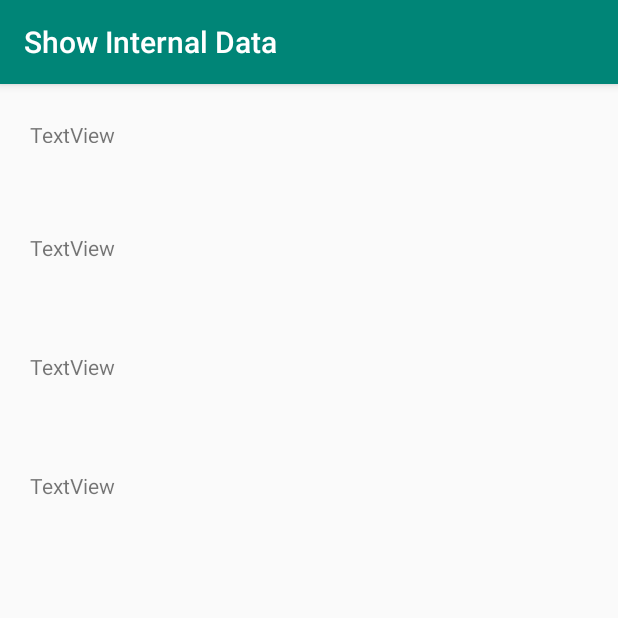
After one commit to sangervu/MatchMusicScalesAndroid, an Android app: the ShowData screen opened directly, with no data from a screen before it, on a phone screen of 412 x 824 dp, the top half of it. The commit adds this screen. Run offline under Robolectric (Android 15) with nearby library versions, the phone set to English and light mode, and no system bars.

Commit message:
Kujuisia lisäyksiä

```diff
--- a/app/src/main/AndroidManifest.xml
+++ b/app/src/main/AndroidManifest.xml
@@ -1,5 +1,6 @@
 <?xml version="1.0" encoding="utf-8"?>
 <manifest xmlns:android="http://schemas.android.com/apk/res/android"
+    xmlns:tools="http://schemas.android.com/tools"
     package="com.example.matchmusicscales">
 
     <application
@@ -17,7 +18,10 @@
             </intent-filter>
         </activity>
         <activity android:name=".OctatonicView"
-            android:label="@string/app_name">
+            android:label="@string/octatonic_name">
+        </activity>
+        <activity android:name=".ShowData"
+            android:label="@string/dataView_name">
         </activity>
     </application>
 
--- a/app/src/main/java/com/example/matchmusicscales/OctatonicView.java
+++ b/app/src/main/java/com/example/matchmusicscales/OctatonicView.java
@@ -2,6 +2,7 @@ package com.example.matchmusicscales;
 
 import android.app.ListActivity;
 import android.os.Bundle;
+import android.support.v7.app.AppCompatActivity;
 import android.view.View;
 import android.widget.AdapterView;
 import android.widget.ArrayAdapter;
@@ -12,7 +13,7 @@ import android.widget.AdapterView.OnItemClickListener;
 
 public class OctatonicView extends ListActivity {
 
-    String scales[] = FindIntervals.myIntervalsCleanedOcta;
+    String scales[] = FindIntervals.myIntervalsCleanedOcta7;
 
     MusicScales scale = new MusicScales();
 
--- /dev/null
+++ b/app/src/main/java/com/example/matchmusicscales/ShowData.java
@@ -0,0 +1,19 @@
+package com.example.matchmusicscales;
+
+import android.os.Bundle;
+import android.support.v7.app.AppCompatActivity;
+import android.support.v7.widget.Toolbar;
+
+public class ShowData extends AppCompatActivity {
+
+    @Override
+    public void onCreate(Bundle savedInstanceState) {
+        super.onCreate(savedInstanceState);
+        setContentView(R.layout.show_data);
+
+        Toolbar toolbarData = findViewById(R.id.toolbar_data);
+        setSupportActionBar(toolbarData);
+
+    }
+
+}
--- a/app/src/main/res/layout/activity_main.xml
+++ b/app/src/main/res/layout/activity_main.xml
@@ -13,7 +13,7 @@
         android:theme="@style/AppTheme.AppBarOverlay">
 
         <android.support.v7.widget.Toolbar
-            android:id="@+id/toolbar"
+            android:id="@+id/toolbarMain"
             android:layout_width="match_parent"
             android:layout_height="wrap_content"
             android:background="?attr/colorPrimary"
--- a/app/src/main/res/layout/octatonic_scales.xml
+++ b/app/src/main/res/layout/octatonic_scales.xml
@@ -1,6 +1,8 @@
 <?xml version="1.0" encoding="utf-8"?>
+
+
 <TextView xmlns:android="http://schemas.android.com/apk/res/android"
-    android:text="Octatonic Scales"
+    android:text="@string/octatonic_scales"
     android:layout_width="fill_parent"
     android:layout_height="fill_parent"
     android:padding="10dp"
--- /dev/null
+++ b/app/src/main/res/layout/show_data.xml
@@ -0,0 +1,63 @@
+<?xml version="1.0" encoding="utf-8"?>
+<android.support.constraint.ConstraintLayout
+    xmlns:android="http://schemas.android.com/apk/res/android"
+    xmlns:app="http://schemas.android.com/apk/res-auto"
+    xmlns:tools="http://schemas.android.com/tools"
+    android:layout_width="match_parent"
+    android:layout_height="match_parent">
+
+    <include android:id="@+id/toolbar_data"
+        layout="@layout/toolbar_data"/>
+
+    <TextView
+        android:id="@+id/textViewData1"
+        android:layout_width="wrap_content"
+        android:layout_height="15dp"
+        android:layout_marginStart="20dp"
+        android:layout_marginTop="80dp"
+        android:text="@string/textView1"
+        app:layout_constraintStart_toStartOf="parent"
+        app:layout_constraintTop_toTopOf="parent" />
+
+    <TextView
+        android:id="@+id/textViewData2"
+        android:layout_width="wrap_content"
+        android:layout_height="wrap_content"
+        android:layout_marginStart="20dp"
+        android:layout_marginTop="60dp"
+        android:text="@string/textView2"
+        app:layout_constraintStart_toStartOf="parent"
+        app:layout_constraintTop_toBottomOf="@+id/textViewData1" />
+
+    <TextView
+        android:id="@+id/textViewData3"
+        android:layout_width="wrap_content"
+        android:layout_height="wrap_content"
+        android:layout_marginStart="20dp"
+        android:layout_marginTop="60dp"
+        android:text="@string/textView3"
+        app:layout_constraintStart_toStartOf="parent"
+        app:layout_constraintTop_toBottomOf="@+id/textViewData2" />
+
+    <TextView
+        android:id="@+id/textViewData4"
+        android:layout_width="wrap_content"
+        android:layout_height="wrap_content"
+        android:layout_marginStart="20dp"
+        android:layout_marginTop="60dp"
+        android:text="@string/textView4"
+        app:layout_constraintStart_toStartOf="parent"
+        app:layout_constraintTop_toBottomOf="@+id/textViewData3" />
+
+    <ListView
+        android:layout_width="395dp"
+        android:layout_height="401dp"
+        android:layout_marginStart="8dp"
+        android:layout_marginTop="10dp"
+        android:layout_marginEnd="8dp"
+        android:layout_marginBottom="6dp"
+        app:layout_constraintBottom_toBottomOf="parent"
+        app:layout_constraintEnd_toEndOf="parent"
+        app:layout_constraintStart_toStartOf="parent"
+        app:layout_constraintTop_toBottomOf="@+id/textViewData4" />
+</android.support.constraint.ConstraintLayout>
--- /dev/null
+++ b/app/src/main/res/layout/toolbar_data.xml
@@ -0,0 +1,10 @@
+<?xml version="1.0" encoding="utf-8"?>
+<android.support.v7.widget.Toolbar xmlns:android="http://schemas.android.com/apk/res/android"
+    android:id="@+id/toolbar_data"
+    android:layout_width="match_parent"
+    android:layout_height="wrap_content"
+    android:background="@color/colorPrimary"
+    android:elevation="4dp"
+    android:theme="@style/ThemeOverlay.AppCompat.Dark.ActionBar">
+
+</android.support.v7.widget.Toolbar>
--- a/app/src/main/res/menu/menu_main.xml
+++ b/app/src/main/res/menu/menu_main.xml
@@ -10,5 +10,9 @@
         android:id="@+id/clear_intervals"
         android:orderInCategory="100"
         android:title="@string/clear_intervals" />
+    <item
+        android:id="@+id/show_data"
+        android:orderInCategory="100"
+        android:title="@string/show_data" />
 
 </menu>
--- a/app/src/main/res/values/strings.xml
+++ b/app/src/main/res/values/strings.xml
@@ -28,4 +28,12 @@
     <string name="octatonic_scales">Octatonic Scales</string>
     <string name="show_scales">Show Scales</string>
     <string name="clear_intervals">Clear Intervals</string>
+
+    <string name="show_data">Show Data</string>
+    <string name="textView1">TextView</string>
+    <string name="textView2">TextView</string>
+    <string name="textView3">TextView</string>
+    <string name="textView4">TextView</string>
+    <string name="octatonic_name">Octatonic Scales</string>
+    <string name="dataView_name">Show Internal Data</string>
 </resources>
--- a/app/src/main/res/values/styles.xml
+++ b/app/src/main/res/values/styles.xml
@@ -1,7 +1,7 @@
 <resources>
 
     <!-- Base application theme. -->
-    <style name="AppTheme" parent="Theme.AppCompat.Light.DarkActionBar">
+    <style name="AppTheme" parent="Theme.AppCompat.Light.NoActionBar">
         <!-- Customize your theme here. -->
         <item name="colorPrimary">@color/colorPrimary</item>
         <item name="colorPrimaryDark">@color/colorPrimaryDark</item>
```
Also changed, not shown: app/src/main/java/com/example/matchmusicscales/FindIntervals.java (+7 -6 lines), app/src/main/java/com/example/matchmusicscales/MainActivity.java (+14 -2 lines), app/src/main/res/layout/toolbar_octatonic.xml (added, +9 -0 lines).
